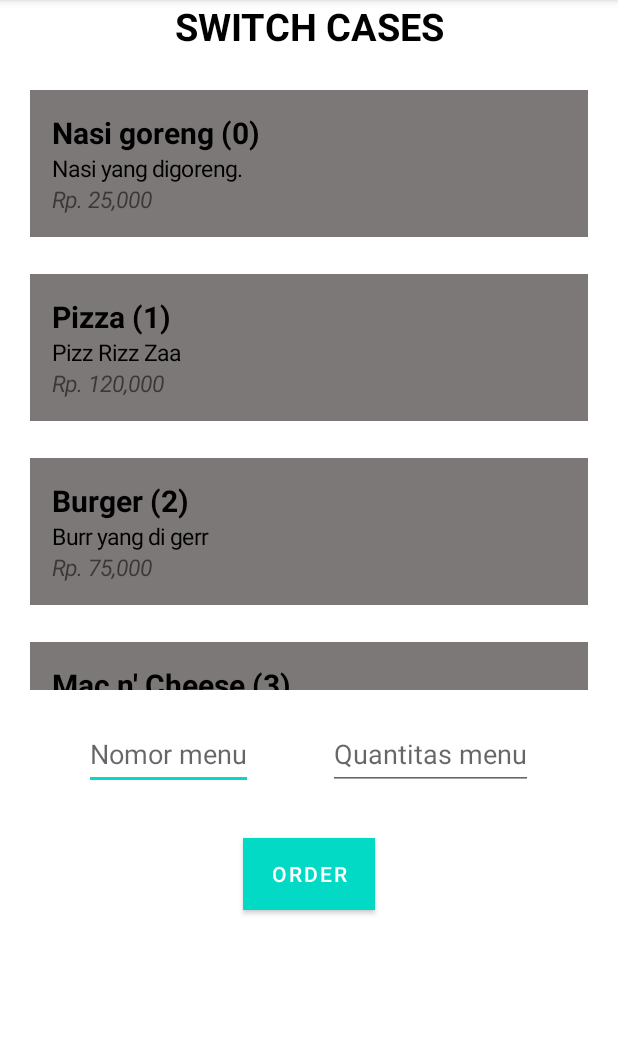
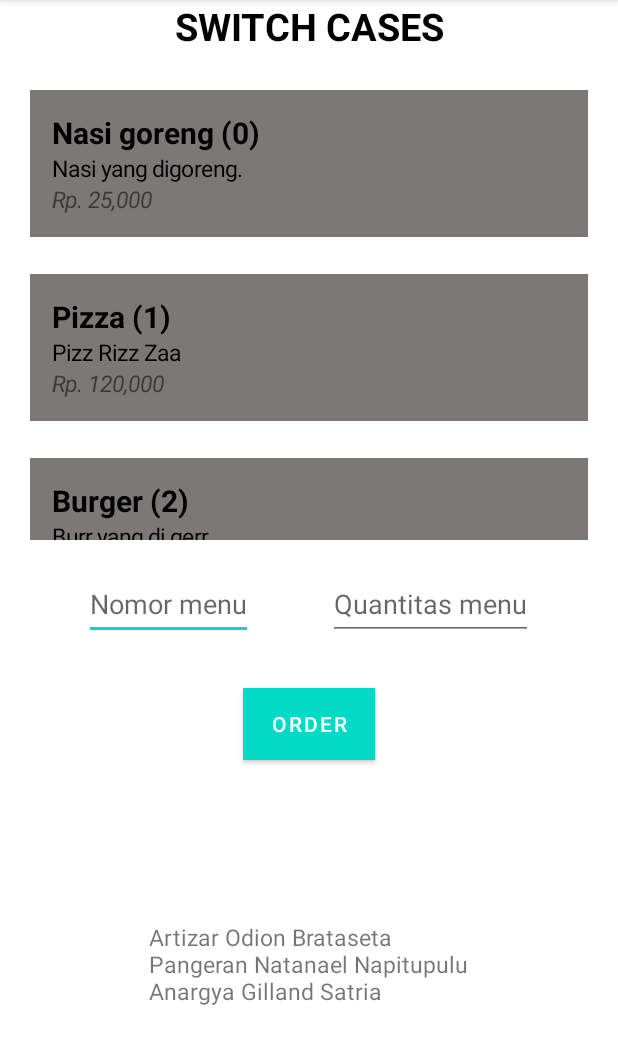
Before and after one commit to greyseth/SegitigaCalc, an Android app: the screen it shows after launch (Switches), on a phone screen of 412 x 824 dp, the part 84-1148 px from its top. Run offline under Robolectric (Android 15) with nearby library versions, the phone set to English and light mode, and no system bars.

Commit message:
Added names

```diff
--- a/app/src/main/java/com/example/segitigacalc/Switches.java
+++ b/app/src/main/java/com/example/segitigacalc/Switches.java
@@ -127,7 +127,7 @@ public class Switches extends AppCompatActivity {
 
                     NumberFormat formatter = NumberFormat.getInstance(Locale.ENGLISH);
                     disp.setText(qty+" "+ordered+" Rp. "+formatter.format(Long.parseLong(String.valueOf(totalPrice))));
-                    dispContainer.setVisibility(View.VISIBLE);
+                    disp.setVisibility(View.VISIBLE);
                 }else {
                     Toast.makeText(Switches.this, "Sebuah Error telah terjadi", Toast.LENGTH_SHORT).show();
                 }
--- a/app/src/main/res/layout/activity_switches.xml
+++ b/app/src/main/res/layout/activity_switches.xml
@@ -18,7 +18,7 @@
         />
 
     <ScrollView
-        android:layout_height="400dp"
+        android:layout_height="300dp"
         android:layout_width="match_parent">
         <LinearLayout
             android:id="@+id/cards"
@@ -67,17 +67,22 @@
 
     <LinearLayout
         android:id="@+id/dispContainer"
-        android:visibility="gone"
         android:layout_width="match_parent"
         android:layout_height="match_parent"
         android:gravity="center"
-        android:orientation="horizontal">
+        android:orientation="vertical">
         <TextView
             android:id="@+id/disp"
+            android:visibility="gone"
             android:layout_width="wrap_content"
             android:layout_height="48dp"
             android:textSize="25sp"
             android:text="2 Nasi goreng - Rp. 25,000"/>
+        <TextView
+            android:layout_width="wrap_content"
+            android:layout_height="60dp"
+            android:textSize="15sp"
+            android:text="Artizar Odion Brataseta\nPangeran Natanael Napitupulu\nAnargya Gilland Satria"/>
     </LinearLayout>
 
 </LinearLayout>
```
